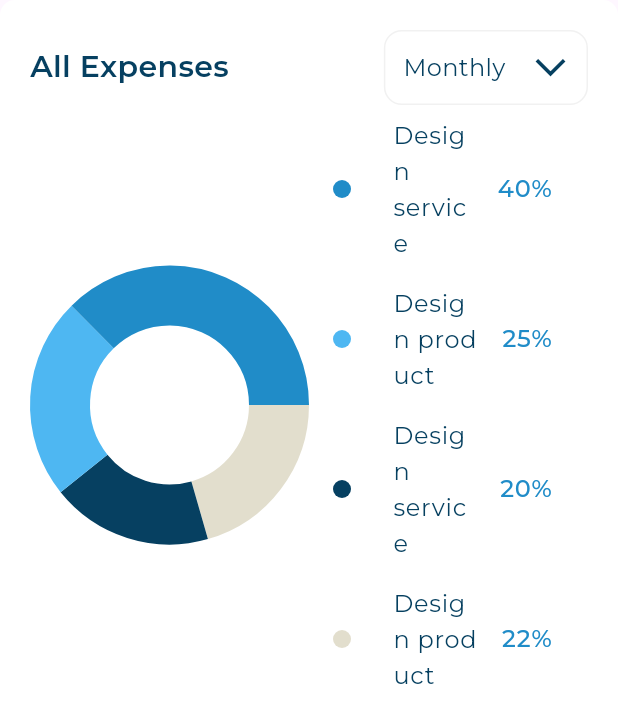
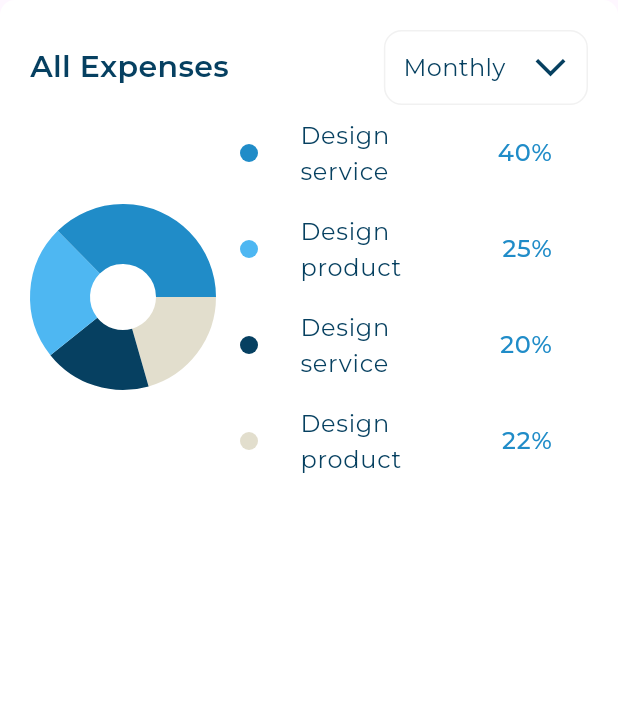
Before and after one commit to Mohamed123-r/responsive_dash_board, a Flutter app: the Income widget shown alone on an empty page, opened directly, on a phone screen of 412 x 824 dp. Shown: the top 723 px of the screen. Run offline on Flutter 3.47's test engine with Material 3 defaults, Android fonts, the phone set to English and light mode, and no system bars; drawn by our look-alikes of fl_chart; our stand-ins replace expandable_page_view, flutter_svg; project files that could hold a hidden picture were left out.

```diff
--- a/lib/views/dash_board_view.dart
+++ b/lib/views/dash_board_view.dart
@@ -1,4 +1,5 @@
 import 'package:flutter/material.dart';
+import 'package:responsive_dash_board/utils/size_cofig.dart';
 import 'package:responsive_dash_board/widgets/adaptive_layout.dart';
 import 'package:responsive_dash_board/widgets/dash_board_desktop_layout.dart';
 import 'package:responsive_dash_board/widgets/dash_board_mobile_layout.dart';
@@ -12,8 +13,8 @@ class DashBoardView extends StatelessWidget {
   Widget build(BuildContext context) {
     return Scaffold(
       drawer:
-          MediaQuery.of(context).size.width < 800 ? const CustomDrawer() : null,
-      appBar: MediaQuery.of(context).size.width < 800
+          MediaQuery.of(context).size.width < SizeConfig.tablet ? const CustomDrawer() : null,
+      appBar: MediaQuery.of(context).size.width < SizeConfig.tablet
           ? AppBar(
               backgroundColor: Colors.white,
             )
--- a/lib/widgets/income.dart
+++ b/lib/widgets/income.dart
@@ -1,3 +1,6 @@
+import 'dart:developer';
+
+import 'package:flutter/cupertino.dart';
 import 'package:flutter/material.dart';
 import 'custom_background_container.dart';
 import 'income_details.dart';
@@ -9,17 +12,33 @@ class Income extends StatelessWidget {
 
   @override
   Widget build(BuildContext context) {
-    return  const CustomBackGroundContainer(
+    log(MediaQuery.of(context).size.width.toString());
+    return CustomBackGroundContainer(
       child: Column(
         children: [
-          IncomeHeader(),
-          Row(
+          const IncomeHeader(),
+          MediaQuery.of(context).size.width < 1485 &&
+                  MediaQuery.of(context).size.width > 1200
+              ? const Column(
+                  children: [
+                    IncomeDetails(),
+                    SizedBox(
+                      height: 12,
+                    ),
+                    SizedBox(
+                      height: 130,
+                      child: IncomeChart(),
+                    ),
+                  ],
+                )
+              : const Row(
                   crossAxisAlignment: CrossAxisAlignment.center,
                   children: [
                     Expanded(
                       child: IncomeChart(),
                     ),
                     Expanded(
+                      flex: 2,
                       child: IncomeDetails(),
                     ),
                   ],
```
Also changed, not shown: lib/widgets/dash_board_desktop_layout.dart (+9 -3 lines). Lines whose indentation alone changed are shown as unchanged.
